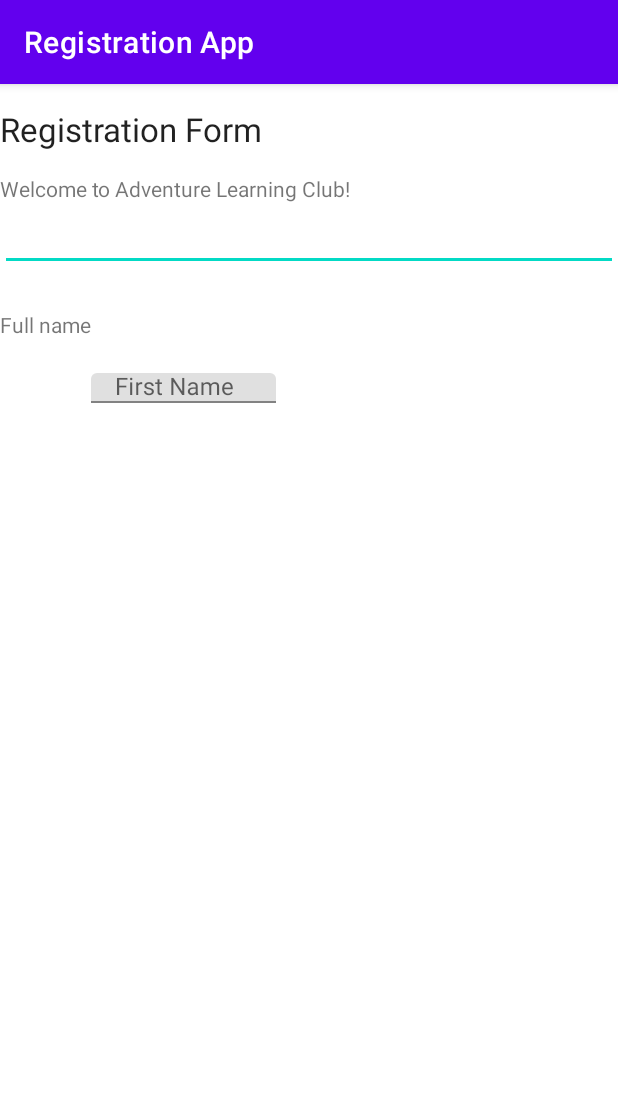
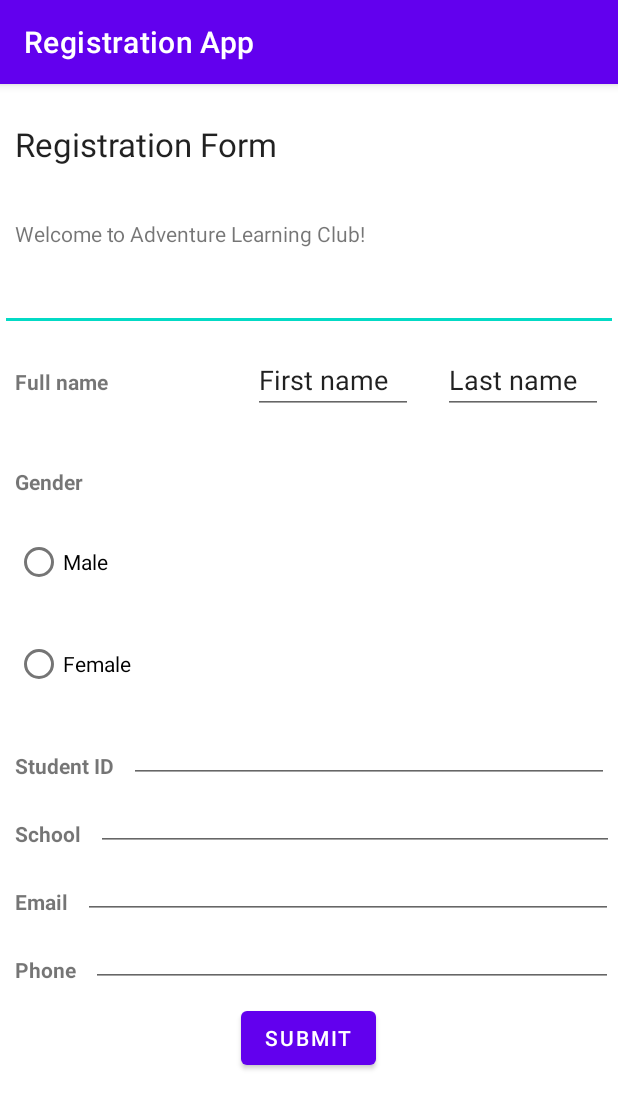
Before and after one commit to 20023837chloelau/L02_Registration_App_01, an Android app: the screen it shows after launch (MainActivity), on a phone screen of 412 x 824 dp. Shown: the top 1109 px of the screen. Run offline under Robolectric (Android 15) with nearby library versions, the phone set to English and light mode, and no system bars.

```diff
--- a/app/src/main/res/layout/activity_main.xml
+++ b/app/src/main/res/layout/activity_main.xml
@@ -9,8 +9,9 @@
         android:id="@+id/textView"
         android:layout_width="wrap_content"
         android:layout_height="wrap_content"
+        android:layout_margin="10dp"
+        android:gravity="center_horizontal"
         android:paddingTop="15dp"
-        android:gravity="center_horizontal"
         android:text="@string/title"
         android:textAppearance="@android:style/TextAppearance.Large" />
 
@@ -20,6 +21,7 @@
         android:layout_height="wrap_content"
         android:paddingTop="15dp"
         android:gravity="center_horizontal"
+        android:layout_margin="10dp"
         android:text="@string/desc" />
 
     <EditText
@@ -29,26 +31,146 @@
 
     <LinearLayout
         android:layout_width="match_parent"
-        android:layout_height="156dp"
+        android:layout_height="wrap_content"
         android:orientation="horizontal">
 
         <TextView
             android:id="@+id/textView3"
+            android:layout_margin="10dp"
             android:layout_width="wrap_content"
             android:layout_height="wrap_content"
-            android:text="@string/fullname" />
+            android:layout_weight="1"
+            android:layout_marginRight="10dp"
+            android:text="@string/fullname"
+            android:textStyle="bold" />
 
-        <com.google.android.material.textfield.TextInputLayout
-            android:layout_width="match_parent"
-            android:layout_height="156dp"
-            android:layout_weight="1">
+        <EditText
+            android:layout_width="30dp"
+            android:layout_margin="10dp"
+            android:layout_height="wrap_content"
+            android:layout_marginEnd="10dp"
+            android:layout_marginRight="20dp"
+            android:text="First name"
+            android:layout_weight="1" />
 
-            <com.google.android.material.textfield.TextInputEditText
-                android:layout_width="123dp"
-                android:layout_height="20dp"
-                android:layout_weight="1"
-                android:hint="First Name" />
-        </com.google.android.material.textfield.TextInputLayout>
+
+        <EditText
+            android:layout_width="30dp"
+            android:layout_margin="10dp"
+            android:layout_marginRight="20dp"
+            android:text="Last name"
+            android:layout_height="wrap_content"
+            android:layout_weight="1" />
+
     </LinearLayout>
 
+    <LinearLayout
+        android:layout_width="match_parent"
+        android:layout_height="wrap_content"
+        android:orientation="horizontal">
+
+        <TextView
+            android:id="@+id/gender"
+            android:layout_margin="10dp"
+            android:layout_width="wrap_content"
+            android:layout_height="wrap_content"
+            android:gravity="center_horizontal"
+            android:paddingTop="15dp"
+            android:text="@string/gender"
+            android:textStyle="bold" />
+
+    </LinearLayout>
+
+    <RadioButton
+        android:id="@+id/radioButton1"
+        android:layout_margin="10dp"
+        android:layout_width="82dp"
+        android:layout_height="wrap_content"
+        android:text="Male" />
+
+    <RadioButton
+        android:id="@+id/radioButton2"
+        android:layout_margin="10dp"
+        android:layout_width="wrap_content"
+        android:layout_height="wrap_content"
+        android:text="Female" />
+
+    <LinearLayout
+        android:layout_width="match_parent"
+        android:layout_height="wrap_content">
+
+        <TextView
+            android:layout_width="wrap_content"
+            android:layout_height="wrap_content"
+            android:layout_margin="10dp"
+            android:textStyle="bold"
+            android:text="@string/schID" />
+
+        <EditText
+            android:layout_width="320dp"
+            android:layout_height="wrap_content" />
+
+    </LinearLayout>
+
+    <LinearLayout
+        android:layout_width="match_parent"
+        android:layout_height="wrap_content">
+
+        <TextView
+            android:layout_width="wrap_content"
+            android:layout_height="wrap_content"
+            android:layout_margin="10dp"
+            android:textStyle="bold"
+            android:text="@string/sch" />
+
+        <EditText
+            android:layout_width="345dp"
+            android:layout_height="wrap_content" />
+
+    </LinearLayout>
+
+    <LinearLayout
+        android:layout_width="match_parent"
+        android:layout_height="wrap_content">
+
+        <TextView
+            android:layout_width="wrap_content"
+            android:layout_height="wrap_content"
+            android:textStyle="bold"
+            android:layout_margin="10dp"
+            android:text="@string/email" />
+
+        <EditText
+            android:layout_width="353dp"
+            android:layout_height="wrap_content" />
+
+    </LinearLayout>
+
+    <LinearLayout
+        android:layout_width="match_parent"
+        android:layout_height="wrap_content">
+
+        <TextView
+            android:layout_width="wrap_content"
+            android:layout_height="wrap_content"
+            android:textStyle="bold"
+            android:layout_margin="10dp"
+            android:text="@string/num" />
+
+        <EditText
+            android:layout_width="348dp"
+            android:layout_height="wrap_content" />
+
+    </LinearLayout>
+
+    <Button
+        android:layout_width="wrap_content"
+        android:layout_height="wrap_content"
+        android:text="@string/submit"
+        android:layout_marginTop="10dp"
+        android:layout_gravity="center" />
+
+
+
+
 </LinearLayout>
--- a/app/src/main/res/layout/exercise1.xml
+++ b/app/src/main/res/layout/exercise1.xml
@@ -2,7 +2,6 @@
 <LinearLayout xmlns:android="http://schemas.android.com/apk/res/android"
     android:layout_width="match_parent"
     android:layout_height="match_parent"
-    android:orientaiton="horizontal"
     android:orientation="vertical">
 
     <LinearLayout
--- a/app/src/main/res/values/strings.xml
+++ b/app/src/main/res/values/strings.xml
@@ -4,8 +4,14 @@
     <string name="pass">Password:</string>
     <string name="login">Login</string>
     <string name="cancel">Cancel</string>
+    <string name="submit">Submit</string>
 
     <string name="title">Registration Form</string>
     <string name="desc">Welcome to Adventure Learning Club!</string>
     <string name="fullname">Full name</string>
+    <string name="gender">Gender</string>
+    <string name="schID">Student ID</string>
+    <string name="sch">School</string>
+    <string name="email">Email</string>
+    <string name="num">Phone</string>
 </resources>
```
